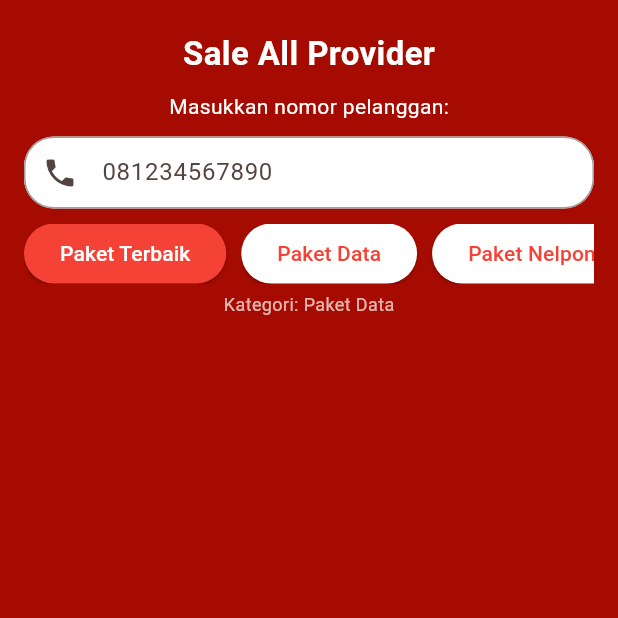
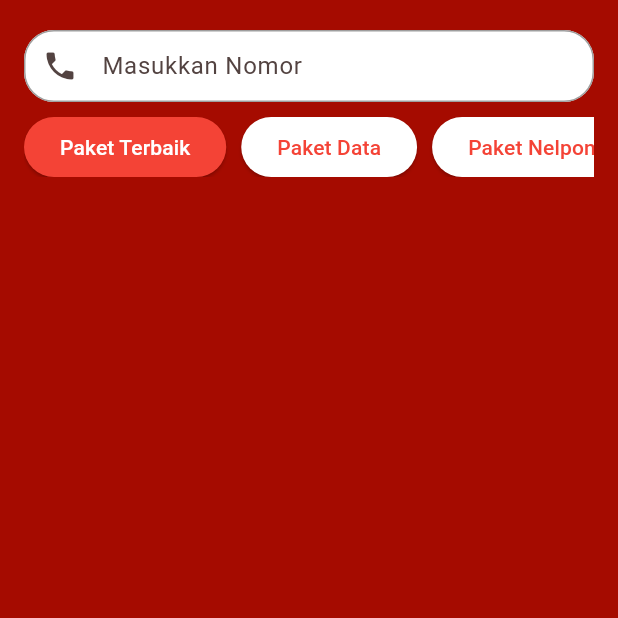
Before and after one commit to riskirills66/molittleweb, a Flutter app: the screen it shows after launch, on a phone screen of 412 x 824 dp, the top half of it. Run offline on Flutter 3.47's test engine with Material 3 defaults, Android fonts, the phone set to English and light mode, and no system bars; our stand-ins replace dio.

Commit message:
reduce redundancy of ui

```diff
--- a/lib/main.dart
+++ b/lib/main.dart
@@ -289,20 +289,22 @@ class _MyHomePageState extends State<MyHomePage> {
                 child: Column(
                   crossAxisAlignment: CrossAxisAlignment.center,
                   children: [
-                    Text(
-                      widget.title,
-                      style: const TextStyle(
-                        fontWeight: FontWeight.bold,
-                        fontSize: 22, // Reduced from 24
-                        color: Colors.white,
-                      ),
-                    ),
-                    const SizedBox(height: 10),
-                    const Text(
-                      'Masukkan nomor pelanggan:',
-                      style: TextStyle(fontSize: 14, color: Colors.white),
-                    ),
-                    const SizedBox(height: 10),
+                    // Delete or comment out these two text widgets
+                    // Text(
+                    //   widget.title,
+                    //   style: const TextStyle(
+                    //     fontWeight: FontWeight.bold,
+                    //     fontSize: 22, // Reduced from 24
+                    //     color: Colors.white,
+                    //   ),
+                    // ),
+                    // const SizedBox(height: 10),
+                    // const Text(
+                    //   'Masukkan nomor pelanggan:',
+                    //   style: TextStyle(fontSize: 14, color: Colors.white),
+                    // ),
+                    // const SizedBox(height: 10),
+
                     // Phone number input field - full width
                     TextField(
                       controller: _phoneController,
@@ -318,7 +320,7 @@ class _MyHomePageState extends State<MyHomePage> {
                           borderRadius: BorderRadius.all(Radius.circular(20.0)),
                           borderSide: BorderSide(color: Colors.red),
                         ),
-                        hintText: '081234567890',
+                        hintText: 'Masukkan Nomor',
                         prefixIcon: Icon(Icons.phone),
                         filled: true,
                         fillColor: Colors.white,
@@ -396,11 +398,6 @@ class _MyHomePageState extends State<MyHomePage> {
                         ),
                       ),
                     ),
-                    const SizedBox(height: 5),
-                    Text(
-                      'Kategori: ${_getCategoryDisplayName(_selectedCategory)}',
-                      style: const TextStyle(fontSize: 12, color: Colors.white70),
-                    ),
                   ],
                 ),
               ),
@@ -453,14 +450,6 @@ class _MyHomePageState extends State<MyHomePage> {
                   child: Column(
                     crossAxisAlignment: CrossAxisAlignment.start,
                     children: [
-                      const Text(
-                        'Paket Tersedia:',
-                        style: TextStyle(
-                          fontSize: 18,
-                          fontWeight: FontWeight.bold,
-                          color: Colors.white,
-                        ),
-                      ),
                       const SizedBox(height: 10),
                       ..._filteredPackages.map((package) => PackageCard(package: package)),
                     ],
```
